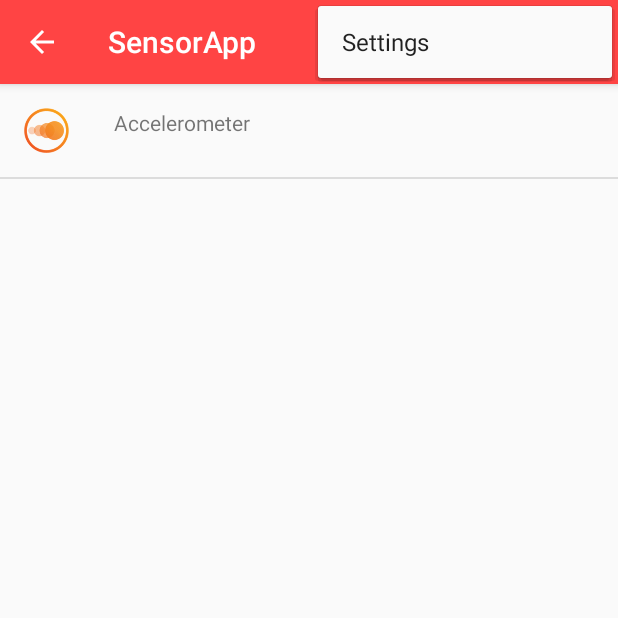
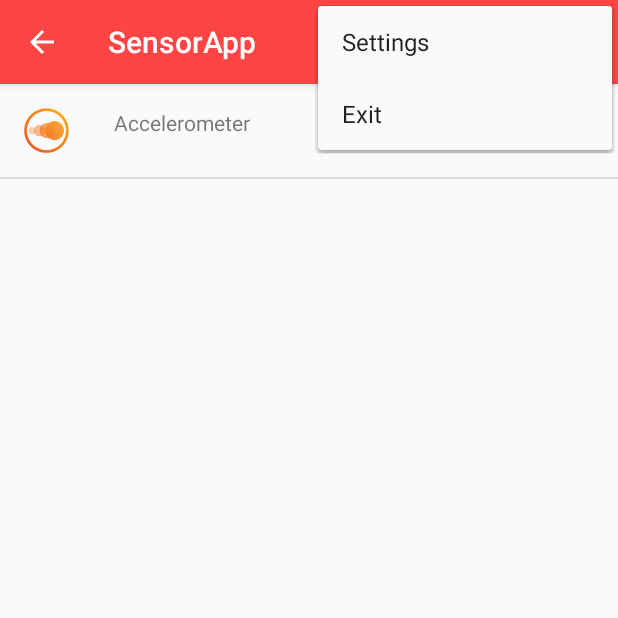
Before and after one commit to sandykaka/SensorApp, an Android app: the screen it shows after launch (MainActivity), with the options menu open, on a phone screen of 412 x 824 dp, the top half of it. Run offline under Robolectric (Android 15) with nearby library versions, the phone set to English and light mode, and no system bars.

Commit message:
added exitApp

```diff
--- a/app/src/main/res/menu/menu_main.xml
+++ b/app/src/main/res/menu/menu_main.xml
@@ -3,4 +3,6 @@
     xmlns:tools="http://schemas.android.com/tools" tools:context=".MainActivity">
     <item android:id="@+id/action_settings" android:title="@string/action_settings"
         android:orderInCategory="100" app:showAsAction="never" />
+    <item android:id="@+id/action_exit" android:title="@string/action_exit"
+        android:orderInCategory="101" app:showAsAction="never" />
 </menu>
--- a/app/src/main/res/values/strings.xml
+++ b/app/src/main/res/values/strings.xml
@@ -4,6 +4,7 @@
     <string name="app_name">SensorApp</string>
     <string name="hello_world">Hello world!</string>
     <string name="action_settings">Settings</string>
+    <string name="action_exit">Exit</string>
     <string-array name="sensor_array">
         <item>Accelerometer</item>
     </string-array>
```
Also changed, not shown: app/src/main/java/com/skakade/sensorapp/MainActivity.java (+21 -1 lines).
